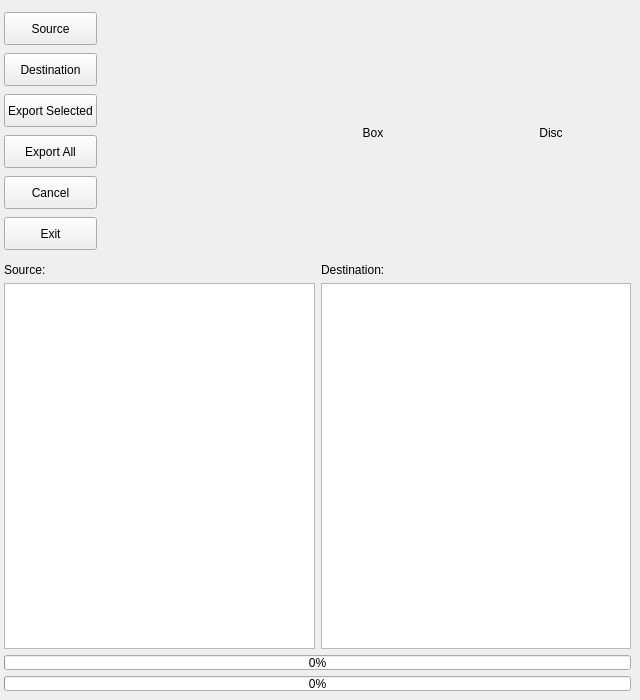
The window that dev/GCWiiManager.ui (julcap/GCWiiManager) describes before a commit, drawn with Qt 5.
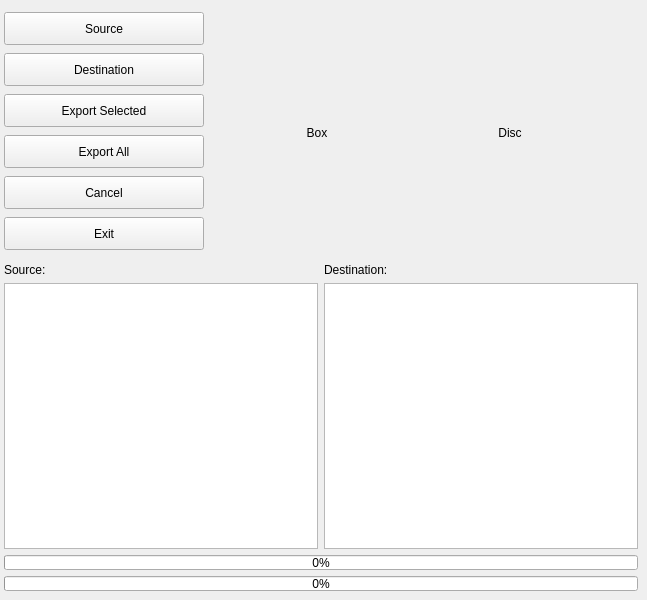
The same window after the commit.

The edit to the form file:
```diff
--- a/dev/GCWiiManager.ui
+++ b/dev/GCWiiManager.ui
@@ -6,14 +6,14 @@
    <rect>
     <x>0</x>
     <y>0</y>
-    <width>640</width>
-    <height>700</height>
+    <width>647</width>
+    <height>600</height>
    </rect>
   </property>
   <property name="minimumSize">
    <size>
-    <width>640</width>
-    <height>700</height>
+    <width>600</width>
+    <height>600</height>
    </size>
   </property>
   <property name="windowTitle">
@@ -29,7 +29,7 @@
       <item>
        <layout class="QHBoxLayout" name="horizontalLayout">
         <property name="spacing">
-         <number>10</number>
+         <number>25</number>
         </property>
         <item>
          <layout class="QVBoxLayout" name="verticalLayout_3">
@@ -38,6 +38,12 @@
           </property>
           <item>
            <widget class="QPushButton" name="source_btn">
+            <property name="minimumSize">
+             <size>
+              <width>200</width>
+              <height>0</height>
+             </size>
+            </property>
             <property name="maximumSize">
              <size>
               <width>200</width>
@@ -51,6 +57,12 @@
           </item>
           <item>
            <widget class="QPushButton" name="destination_btn">
+            <property name="minimumSize">
+             <size>
+              <width>200</width>
+              <height>0</height>
+             </size>
+            </property>
             <property name="maximumSize">
              <size>
               <width>200</width>
@@ -64,6 +76,12 @@
           </item>
           <item>
            <widget class="QPushButton" name="exportSelected_btn">
+            <property name="minimumSize">
+             <size>
+              <width>200</width>
+              <height>0</height>
+             </size>
+            </property>
             <property name="maximumSize">
              <size>
               <width>200</width>
@@ -77,6 +95,12 @@
           </item>
           <item>
            <widget class="QPushButton" name="export_btn">
+            <property name="minimumSize">
+             <size>
+              <width>200</width>
+              <height>0</height>
+             </size>
+            </property>
             <property name="maximumSize">
              <size>
               <width>200</width>
@@ -90,6 +114,12 @@
           </item>
           <item>
            <widget class="QPushButton" name="cancel_btn">
+            <property name="minimumSize">
+             <size>
+              <width>200</width>
+              <height>0</height>
+             </size>
+            </property>
             <property name="maximumSize">
              <size>
               <width>200</width>
@@ -106,6 +136,12 @@
           </item>
           <item>
            <widget class="QPushButton" name="exit_btn">
+            <property name="minimumSize">
+             <size>
+              <width>200</width>
+              <height>0</height>
+             </size>
+            </property>
             <property name="maximumSize">
              <size>
               <width>200</width>
@@ -119,66 +155,63 @@
           </item>
          </layout>
         </item>
+        <item>
+         <widget class="QLabel" name="label_box">
+          <property name="minimumSize">
+           <size>
+            <width>176</width>
+            <height>248</height>
+           </size>
+          </property>
+          <property name="maximumSize">
+           <size>
+            <width>176</width>
+            <height>248</height>
+           </size>
+          </property>
+          <property name="text">
+           <string>Box</string>
+          </property>
+          <property name="alignment">
+           <set>Qt::AlignCenter</set>
+          </property>
+         </widget>
+        </item>
+        <item>
+         <widget class="QLabel" name="label_disc">
+          <property name="minimumSize">
+           <size>
+            <width>160</width>
+            <height>160</height>
+           </size>
+          </property>
+          <property name="maximumSize">
+           <size>
+            <width>160</width>
+            <height>160</height>
+           </size>
+          </property>
+          <property name="text">
+           <string>Disc</string>
+          </property>
+          <property name="alignment">
+           <set>Qt::AlignCenter</set>
+          </property>
+         </widget>
+        </item>
         <item>
          <spacer name="horizontalSpacer">
           <property name="orientation">
            <enum>Qt::Horizontal</enum>
           </property>
-          <property name="sizeType">
-           <enum>QSizePolicy::MinimumExpanding</enum>
-          </property>
           <property name="sizeHint" stdset="0">
            <size>
-            <width>0</width>
-            <height>0</height>
+            <width>40</width>
+            <height>20</height>
            </size>
           </property>
          </spacer>
         </item>
-        <item>
-         <widget class="QLabel" name="label_box">
-          <property name="minimumSize">
-           <size>
-            <width>176</width>
-            <height>248</height>
-           </size>
-          </property>
-          <property name="maximumSize">
-           <size>
-            <width>176</width>
-            <height>248</height>
-           </size>
-          </property>
-          <property name="text">
-           <string>Box</string>
-          </property>
-          <property name="alignment">
-           <set>Qt::AlignCenter</set>
-          </property>
-         </widget>
-        </item>
-        <item>
-         <widget class="QLabel" name="label_disc">
-          <property name="minimumSize">
-           <size>
-            <width>160</width>
-            <height>160</height>
-           </size>
-          </property>
-          <property name="maximumSize">
-           <size>
-            <width>160</width>
-            <height>160</height>
-           </size>
-          </property>
-          <property name="text">
-           <string>Disc</string>
-          </property>
-          <property name="alignment">
-           <set>Qt::AlignCenter</set>
-          </property>
-         </widget>
-        </item>
        </layout>
       </item>
       <item>
```
